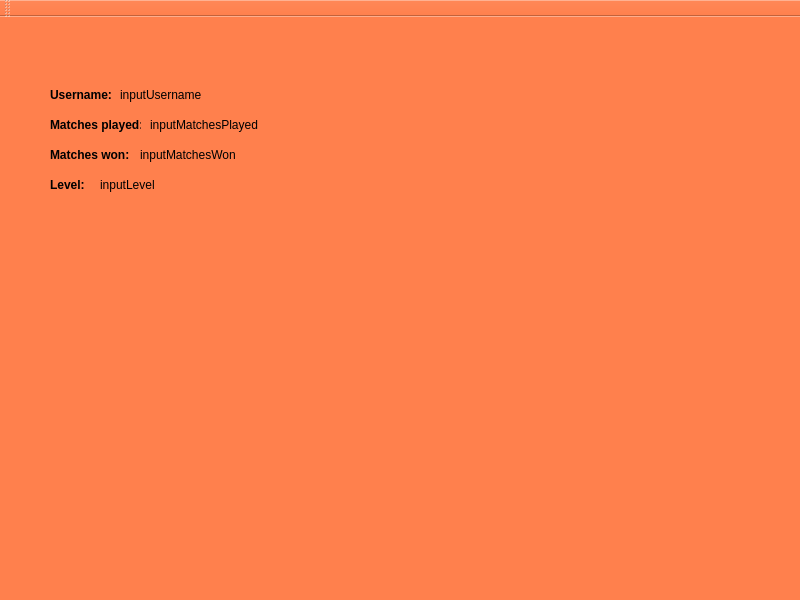
Paul-Podoleanu/ProjectModernCpp, file Client1/AccountPage.ui: the form before one commit.
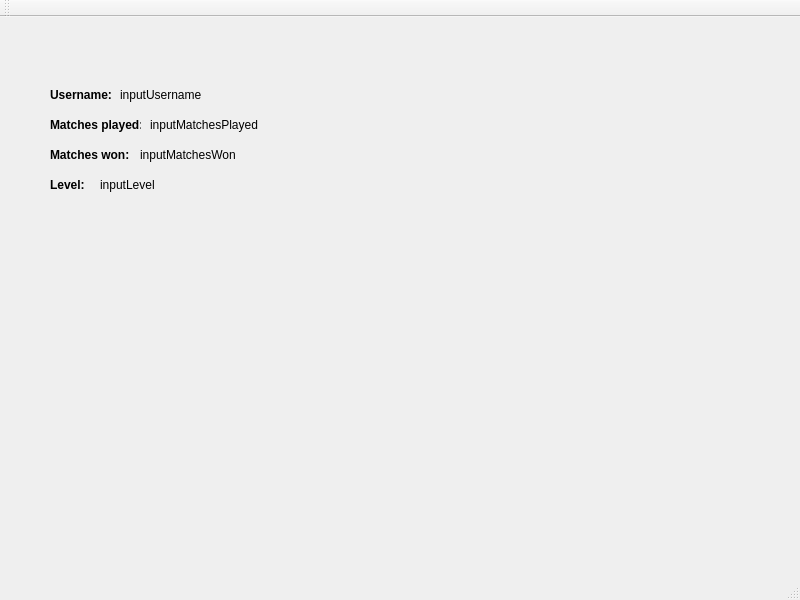
The form after the commit. Icons and pictures are not drawn.

Commit message: pentru Cont too

Diff of the .ui file:
```diff
--- a/Client1/AccountPage.ui
+++ b/Client1/AccountPage.ui
@@ -14,9 +14,12 @@
    <string>AccountPage</string>
   </property>
   <property name="styleSheet">
-   <string notr="true">background-color:rgb(255, 128, 77)</string>
+   <string notr="true"/>
   </property>
   <widget class="QWidget" name="centralWidget">
+   <property name="styleSheet">
+    <string notr="true">border-image: url(:/Poze/Resources/1.jpg);</string>
+   </property>
    <widget class="QLabel" name="usernameLabel">
     <property name="geometry">
      <rect>
@@ -31,6 +34,9 @@
       <bold>true</bold>
      </font>
     </property>
+    <property name="styleSheet">
+     <string notr="true">border-image: transparent;</string>
+    </property>
     <property name="text">
      <string>Username:</string>
     </property>
@@ -49,6 +55,9 @@
       <bold>true</bold>
      </font>
     </property>
+    <property name="styleSheet">
+     <string notr="true">border-image: transparent;</string>
+    </property>
     <property name="text">
      <string>Matches played:</string>
     </property>
@@ -62,6 +71,9 @@
       <height>16</height>
      </rect>
     </property>
+    <property name="styleSheet">
+     <string notr="true">border-image: transparent;</string>
+    </property>
     <property name="text">
      <string>inputUsername</string>
     </property>
@@ -75,6 +87,9 @@
       <height>16</height>
      </rect>
     </property>
+    <property name="styleSheet">
+     <string notr="true">border-image: transparent;</string>
+    </property>
     <property name="text">
      <string>inputMatchesPlayed</string>
     </property>
@@ -93,6 +108,9 @@
       <bold>true</bold>
      </font>
     </property>
+    <property name="styleSheet">
+     <string notr="true">border-image: transparent;</string>
+    </property>
     <property name="text">
      <string>Matches won:</string>
     </property>
@@ -111,6 +129,9 @@
       <bold>true</bold>
      </font>
     </property>
+    <property name="styleSheet">
+     <string notr="true">border-image: transparent;</string>
+    </property>
     <property name="text">
      <string>Level:</string>
     </property>
@@ -124,6 +145,9 @@
       <height>16</height>
      </rect>
     </property>
+    <property name="styleSheet">
+     <string notr="true">border-image: transparent;</string>
+    </property>
     <property name="text">
      <string>inputMatchesWon</string>
     </property>
@@ -137,6 +161,9 @@
       <height>16</height>
      </rect>
     </property>
+    <property name="styleSheet">
+     <string notr="true">border-image: transparent;</string>
+    </property>
     <property name="text">
      <string>inputLevel</string>
     </property>
```
Left out of the diff: 4 changed lines with no effect on the pictures.
